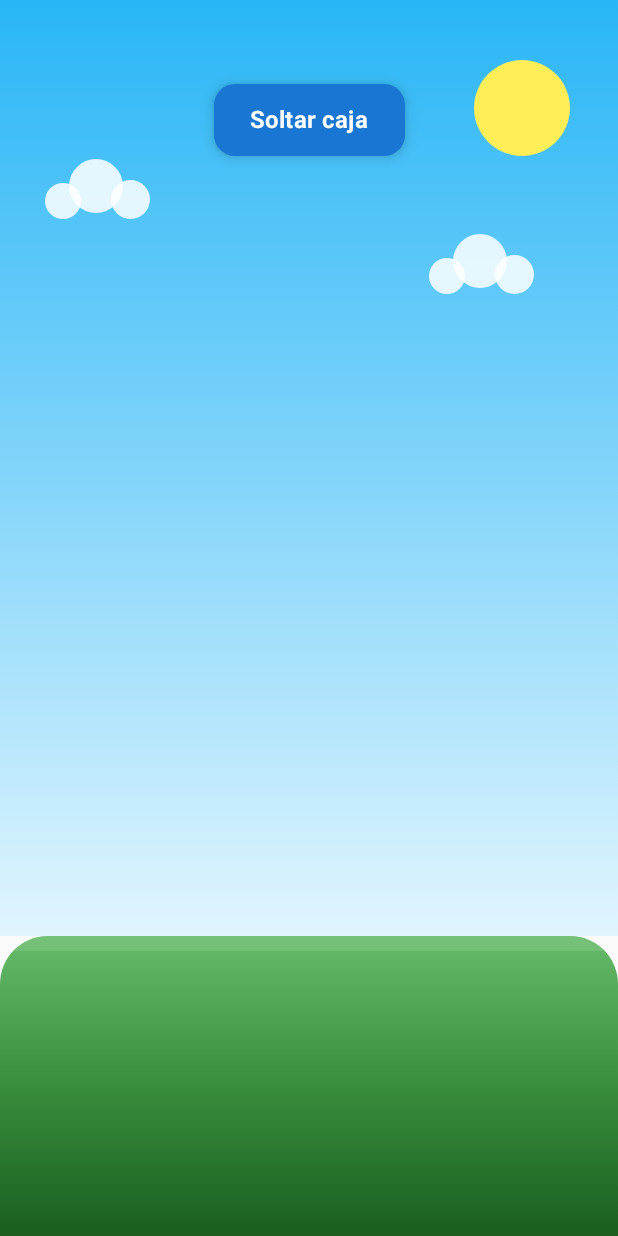
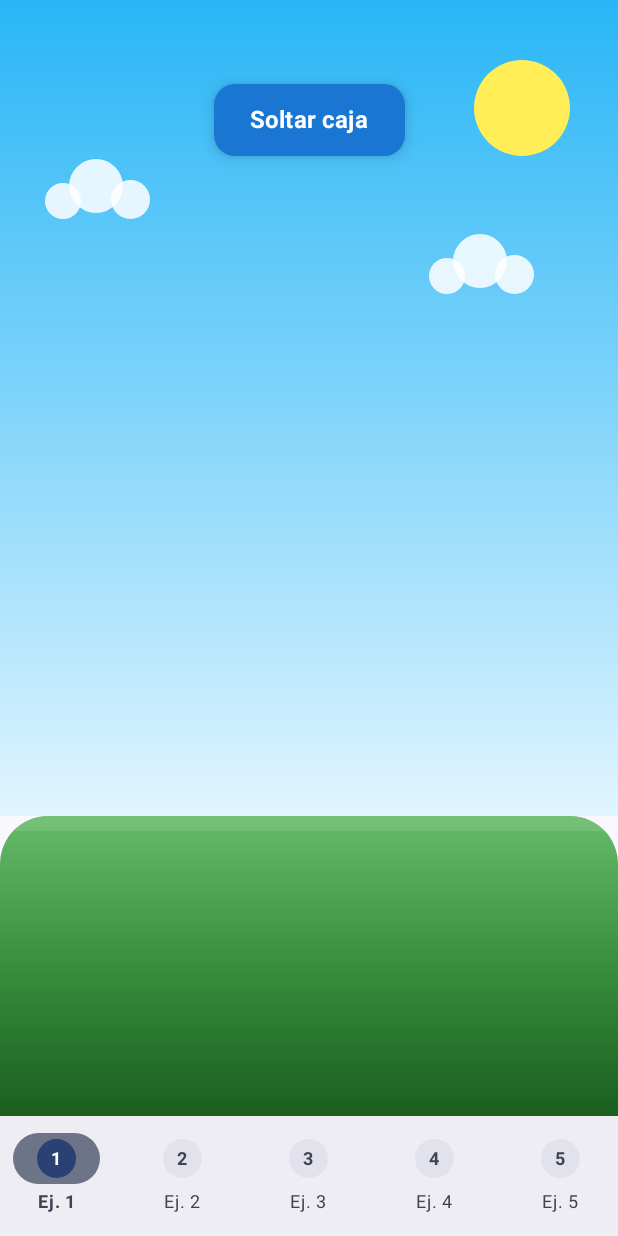
Before and after one commit to AldairIllanes/LAB13, an Android app built with Jetpack Compose: the screen it shows after launch (MainActivity), on a phone screen of 412 x 824 dp. Run offline under Robolectric (Android 15) with nearby library versions, the phone set to English and light mode, and no system bars.

Commit message:
Agregar barra de navegacion inferior en MainActivity para alternar entre los ejercicios

```diff
--- a/app/src/main/java/com/example/lab13/MainActivity.kt
+++ b/app/src/main/java/com/example/lab13/MainActivity.kt
@@ -4,7 +4,25 @@ import android.os.Bundle
 import androidx.activity.ComponentActivity
 import androidx.activity.compose.setContent
 import androidx.activity.enableEdgeToEdge
+import androidx.compose.foundation.layout.Box
+import androidx.compose.foundation.layout.fillMaxSize
+import androidx.compose.foundation.layout.padding
+import androidx.compose.foundation.layout.size
+import androidx.compose.foundation.shape.CircleShape
+import androidx.compose.material3.MaterialTheme
+import androidx.compose.material3.NavigationBar
+import androidx.compose.material3.NavigationBarItem
+import androidx.compose.material3.Scaffold
+import androidx.compose.material3.Surface
+import androidx.compose.material3.Text
+import androidx.compose.runtime.*
+import androidx.compose.ui.Alignment
+import androidx.compose.ui.Modifier
+import androidx.compose.ui.text.font.FontWeight
+import androidx.compose.ui.unit.dp
+import androidx.compose.ui.unit.sp
 import com.example.lab13.ejercicios.Ejercicio1AnimatedVisibility
+import com.example.lab13.ejercicios.Ejercicio2ColorAnimation
 import com.example.lab13.ui.theme.MyApplicationTheme
 
 class MainActivity : ComponentActivity() {
@@ -13,9 +31,72 @@ class MainActivity : ComponentActivity() {
         enableEdgeToEdge()
         setContent {
             MyApplicationTheme {
-                // Aquí ejecutas la pantalla del ejercicio que desees probar
-                Ejercicio1AnimatedVisibility()
+                MainLabScreen()
             }
         }
     }
 }
+
+@Composable
+fun MainLabScreen() {
+    // Control del ejercicio actual (1 a 5)
+    var ejercicioActual by remember { mutableIntStateOf(1) }
+
+    Scaffold(
+        modifier = Modifier.fillMaxSize(),
+        bottomBar = {
+            NavigationBar {
+                (1..5).forEach { numero ->
+                    val seleccionado = ejercicioActual == numero
+                    NavigationBarItem(
+                        selected = seleccionado,
+                        onClick = { ejercicioActual = numero },
+                        label = {
+                            Text(
+                                text = "Ej. $numero",
+                                fontWeight = if (seleccionado) FontWeight.Bold else FontWeight.Normal
+                            )
+                        },
+                        icon = {
+                            Surface(
+                                shape = CircleShape,
+                                color = if (seleccionado) MaterialTheme.colorScheme.primary else MaterialTheme.colorScheme.surfaceVariant,
+                                modifier = Modifier.size(26.dp)
+                            ) {
+                                Box(contentAlignment = Alignment.Center) {
+                                    Text(
+                                        text = "$numero",
+                                        fontSize = 12.sp,
+                                        fontWeight = FontWeight.Bold,
+                                        color = if (seleccionado) MaterialTheme.colorScheme.onPrimary else MaterialTheme.colorScheme.onSurfaceVariant
+                                    )
+                                }
+                            }
+                        }
+                    )
+                }
+            }
+        }
+    ) { innerPadding ->
+        Box(modifier = Modifier.padding(innerPadding)) {
+            when (ejercicioActual) {
+                1 -> Ejercicio1AnimatedVisibility()
+                2 -> Ejercicio2ColorAnimation()
+                else -> {
+                    // Placeholder temporal para los siguientes ejercicios
+                    Box(
+                        modifier = Modifier.fillMaxSize(),
+                        contentAlignment = Alignment.Center
+                    ) {
+                        Text(
+                            text = "Ejercicio $ejercicioActual\n(Pendiente)",
+                            style = MaterialTheme.typography.titleMedium,
+                            fontWeight = FontWeight.Medium,
+                            color = MaterialTheme.colorScheme.onSurfaceVariant
+                        )
+                    }
+                }
+            }
+        }
+    }
+}
```
